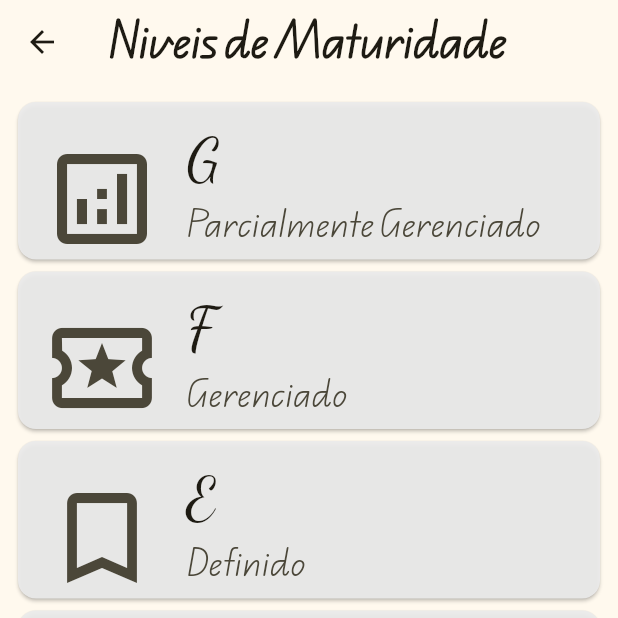
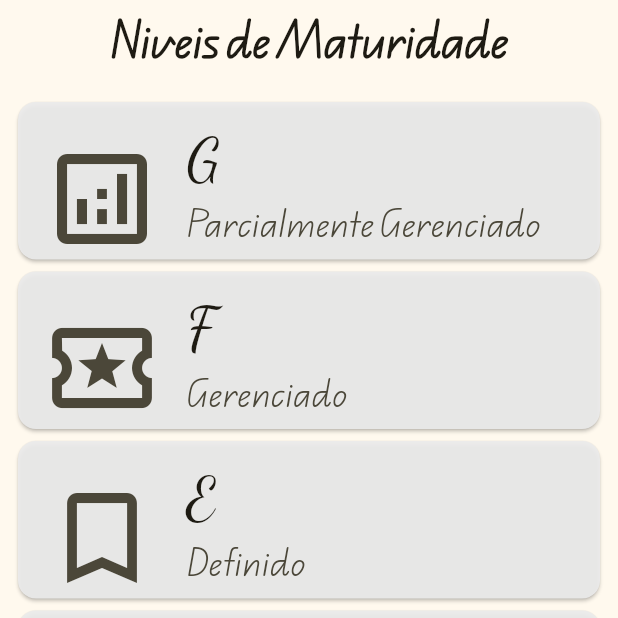
Before and after one commit to DanielBrown1998/msbrapp, a Flutter app: the screen it shows after launch, after a tap on "iniciar", on a phone screen of 412 x 824 dp, the top half of it. Run offline on Flutter 3.47's test engine with Material 3 defaults, Android fonts, the light colour scheme and no system bars; our stand-ins replace get; network calls fail; project files that could hold a hidden picture were left out.

Commit message:
feat: enhance LevelCard with long press and splash color; update navigation and improve UI consistency in LevelsScreen and QuestionsScreen

```diff
--- a/lib/components/levelCard.dart
+++ b/lib/components/levelCard.dart
@@ -36,6 +36,8 @@ class LevelCard extends StatelessWidget {
             style: TextStyle(fontSize: 20, fontFamily: "Edu"),
           ),
           enabled: true,
+          onLongPress: () {},
+          splashColor: Colors.blueGrey,
           shape: RoundedRectangleBorder(
             borderRadius: BorderRadius.all(Radius.elliptical(2, 1)),
           ),
--- a/lib/screens/home.dart
+++ b/lib/screens/home.dart
@@ -46,7 +46,7 @@ class _HomeState extends State<Home> {
                   height: MediaQuery.of(context).size.height / 12,
                   child: ElevatedButton(
                     onPressed: () {
-                      Get.to(LevelsScreen());
+                      Get.off(() => const LevelsScreen());
                     },
                     child: Row(
                       spacing: 5,
--- a/lib/screens/levels.dart
+++ b/lib/screens/levels.dart
@@ -16,6 +16,7 @@ class _LevelsScreenState extends State<LevelsScreen> {
     final ControllerLevels controller = Get.put(ControllerLevels());
     return Scaffold(
       appBar: AppBar(
+        centerTitle: true,
         title: const Text(
           'Niveis de Maturidade',
           style: TextStyle(
--- a/lib/screens/questions.dart
+++ b/lib/screens/questions.dart
@@ -40,7 +40,7 @@ class _QuestionsScreenState extends State<QuestionsScreen> {
               children: [
                 Icon(Icons.block, size: 60, color: Colors.red.shade700),
                 Text(
-                  "Nivel ${widget.level} bloqueado!",
+                  "Nivel ' ${widget.level} ' bloqueado!",
                   style: TextStyle(fontSize: 40, fontFamily: "DancingScript"),
                 ),
                 IconButton(
```
